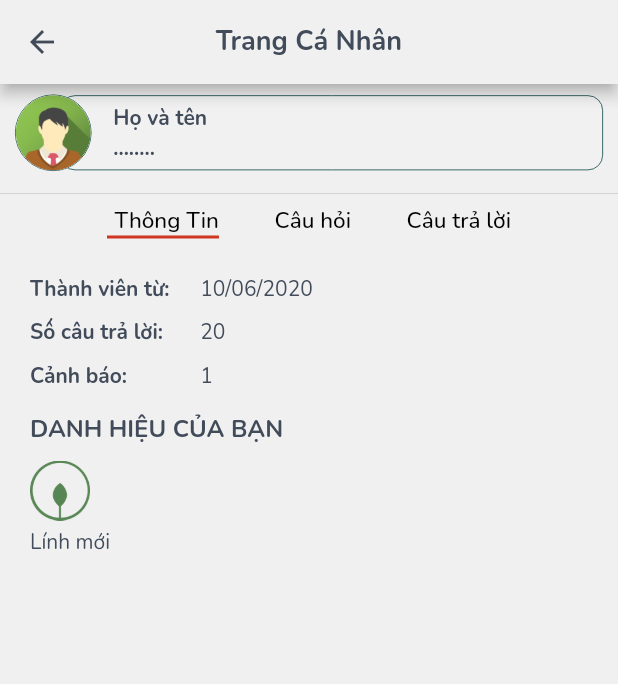
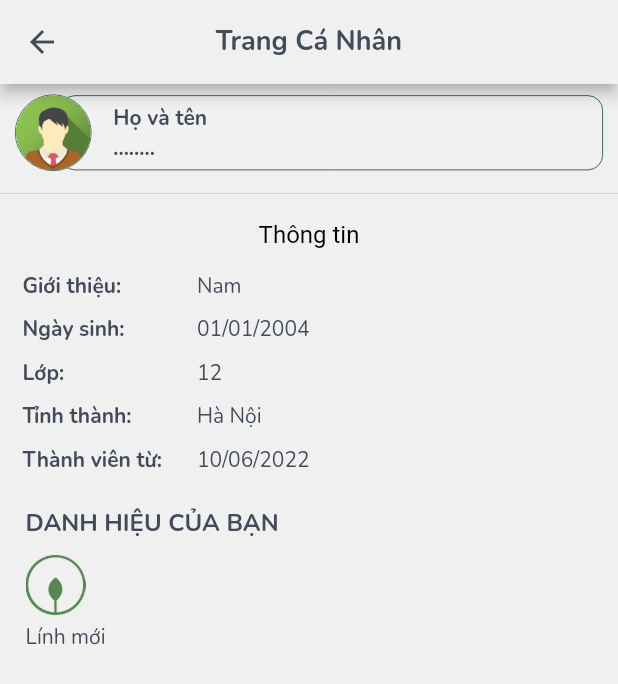
Before and after one commit to phudqph09495/app_q_n_a, a Flutter app: the ProfileScreen screen opened directly, on a phone screen of 412 x 824 dp. Shown: the top 684 px of the screen. Run offline on Flutter 3.47's test engine with Material 2 defaults, Android fonts, the phone set to English and light mode, and no system bars; our stand-ins replace device_preview, flutter_countdown_timer, flutter_rating_bar, font_awesome_flutter, google_fonts, image_cropper and 4 more; missing offline and left inert: flutter_dialogs, qr_code_scanner, responsive_scaffold_nullsafe; network calls fail.

Commit message:
update code 7/7/2022

```diff
--- a/lib/Screens/Screens_TaiKhoan/ThongKe/itemThongKe/NguoiHoi.dart
+++ b/lib/Screens/Screens_TaiKhoan/ThongKe/itemThongKe/NguoiHoi.dart
@@ -58,7 +58,7 @@ class NguoiHoi extends StatelessWidget {
                           Row(
                             children: [
                               Text(
-                                'Số lần hỏi:',
+                                'Đã gửi cho bạn: ',
                                 overflow: TextOverflow.ellipsis,
                                 style: StyleApp.textStyle400(
                                     fontSize: 12, color: ColorApp.grey82),
@@ -77,8 +77,7 @@ class NguoiHoi extends StatelessWidget {
                           Row(
                             children: [
                               Text(
-                                'Số lần trả tiền: ',
-                                maxLines: 1,
+                                'Nội dung: ',
                                 overflow: TextOverflow.ellipsis,
                                 style: StyleApp.textStyle400(
                                     fontSize: 12, color: ColorApp.grey82),
@@ -88,7 +87,6 @@ class NguoiHoi extends StatelessWidget {
                               ),
                               Text(
                                 titleMoney,
-                                maxLines: 1,
                                 overflow: TextOverflow.ellipsis,
                                 style: StyleApp.textStyle400(
                                     fontSize: 12, color: Colors.black),
--- a/lib/Screens/Screens_TaiKhoan/ThongKe/itemThongKe/listNguoiTraLoi.dart
+++ b/lib/Screens/Screens_TaiKhoan/ThongKe/itemThongKe/listNguoiTraLoi.dart
@@ -10,10 +10,10 @@ class NguoiTraLoiList extends StatelessWidget {
         5,
         (index) => NguoiTraLoi(
             avatar: '',
-            title: '800',
-            titleMoney: '400',
+            title: '20.000đ',
+            titleMoney: 'Nguyen Van Nam',
             onTap: () {},
-            name: "Nguyen van nam"),
+            name: "Bạn"),
       ),
     );
   }
--- a/lib/Screens/account/profile.dart
+++ b/lib/Screens/account/profile.dart
@@ -1,12 +1,7 @@
 import 'dart:io';
-import 'package:app_q_n_a/Screens/account/tab_profile/tab_answer.dart';
-import 'package:app_q_n_a/Screens/account/tab_profile/tab_question.dart';
-import 'package:app_q_n_a/Screens/account/tab_profile/tab_user.dart';
-import 'package:app_q_n_a/config/next_page.dart';
 import 'package:app_q_n_a/item/load_image.dart';
 import 'package:app_q_n_a/styles/init_style.dart';
 import 'package:flutter/material.dart';
-
 import '../../path/image_path.dart';
 
 class ProfileScreen extends StatelessWidget {
@@ -86,53 +81,50 @@ class ProfileScreen extends StatelessWidget {
               ],
             ),
             const Divider(),
-            TabBar(
-                indicatorColor: ColorApp.orangeF01,
-                labelColor: ColorApp.black,
-                unselectedLabelColor: ColorApp.black00,
-                labelStyle: StyleApp.textStyle500(color: ColorApp.whiteF0),
-                unselectedLabelStyle:
-                    StyleApp.textStyle500(color: ColorApp.whiteF0),
-                indicatorSize: TabBarIndicatorSize.label,
-                isScrollable: true,
-                tabs: [
-                  Row(children: const [
-                    SizedBox(width: 5),
-                    Text(
-                      "Thông Tin",
-                      style: TextStyle(fontSize: 15, color: Colors.black),
-                    ),
-                  ]),
-                  Row(children: const [
-                    SizedBox(width: 5),
-                    Text(
-                      "Câu hỏi",
-                      style: TextStyle(fontSize: 15, color: Colors.black),
-                    ),
-                  ]),
-                  Row(children: const [
-                    SizedBox(width: 5),
-                    Text(
-                      "Câu trả lời",
-                      style: TextStyle(fontSize: 15, color: Colors.black),
-                    ),
-                  ]),
-                  // Tab(
-                  //   text: "Thông tin",
-                  // ),
-                  // Tab(
-                  //   text: "Câu hỏi",
-                  // ),
-                  // Tab(
-                  //   text: "Câu trả lời",
-                  // ),
-                ]),
-            const Expanded(
-              child: TabBarView(
+            const SizedBox(
+              height: 10,
+            ),
+            const Text(
+              'Thông tin',
+              style: TextStyle(color: Colors.black, fontSize: 16),
+            ),
+            const SizedBox(
+              height: 10,
+            ),
+            _buidRow(title: "Giới thiệu:", content: "Nam"),
+            _buidRow(title: "Ngày sinh:", content: "01/01/2004"),
+            _buidRow(title: "Lớp:", content: "12"),
+            _buidRow(title: "Tỉnh thành:", content: "Hà Nội"),
+            _buidRow(title: "Thành viên từ:", content: "10/06/2022"),
+            Padding(
+              padding: EdgeInsets.all(17),
+              child: Column(
+                crossAxisAlignment: CrossAxisAlignment.stretch,
                 children: [
-                  TabUser(),
-                  Tabquestion(),
-                  TabAnswer(),
+                  Text(
+                    "Danh hiệu của bạn".toUpperCase(),
+                    style: StyleApp.textStyle700(
+                        fontSize: 16, color: ColorApp.black),
+                    maxLines: 1,
+                    overflow: TextOverflow.ellipsis,
+                  ),
+                  const SizedBox(height: 10),
+                  Column(
+                    mainAxisSize: MainAxisSize.min,
+                    crossAxisAlignment: CrossAxisAlignment.start,
+                    children: [
+                      Image.asset(
+                        ImagesPath.imageRank1,
+                        width: 40,
+                        height: 40,
+                      ),
+                      const SizedBox(height: 5),
+                      Text(
+                        "Lính mới",
+                        style: StyleApp.textStyle400(color: ColorApp.black),
+                      ),
+                    ],
+                  ),
                 ],
               ),
             ),
@@ -141,4 +133,32 @@ class ProfileScreen extends StatelessWidget {
       ),
     );
   }
+
+  _buidRow({required String title, required String content}) {
+    return Padding(
+      padding: const EdgeInsets.symmetric(
+        vertical: 5,
+        horizontal: 15,
+      ),
+      child: Row(
+        children: [
+          Expanded(
+              flex: 2,
+              child: Text(
+                title,
+                style: StyleApp.textStyle700(
+                  color: ColorApp.black,
+                ),
+              )),
+          const SizedBox(width: 10),
+          Expanded(
+              flex: 5,
+              child: Text(
+                content,
+                style: StyleApp.textStyle400(color: ColorApp.black),
+              )),
+        ],
+      ),
+    );
+  }
 }
--- a/lib/Screens/account/tab_profile/tab_answer.dart
+++ b/lib/Screens/account/tab_profile/tab_answer.dart
@@ -11,7 +11,7 @@ class TabAnswer extends StatelessWidget {
     return ListView(
       padding: const EdgeInsets.symmetric(horizontal: 10, vertical: 22),
       children: List.generate(
-        7,
+        20,
         (index) => QuestionTile(
           mon: 'Toán',
           deadline: 'Còn 3h',
--- a/lib/Screens/account/tab_profile/tab_question.dart
+++ b/lib/Screens/account/tab_profile/tab_question.dart
@@ -11,7 +11,7 @@ class Tabquestion extends StatelessWidget {
     return ListView(
       padding: const EdgeInsets.symmetric(horizontal: 10, vertical: 22),
       children: List.generate(
-        7,
+        10,
         (index) => QuestionTile(
           mon: 'Toán',
           deadline: 'Còn 3h',
```
Also changed, not shown: lib/Screens/Screens_Pays/ScreensNapTien.dart (+41 -41 lines), lib/Screens/Screens_TaiKhoan/ThongKe/ThongKe.dart (+71 -4 lines), lib/Screens/Screens_TaiKhoan/ThongKe/itemThongKe/NguoiTraLoi.dart (+6 -6 lines), lib/Screens/Screens_TaiKhoan/ThongKe/itemThongKe/listNguoiHoi.dart (+11 -6 lines), lib/Screens/Screens_TaiKhoan/body_product.dart (+9 -7 lines).
